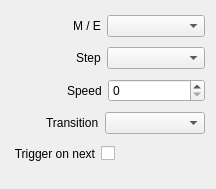
First picture: the form in src/Widgets/Inspector/Atem/InspectorAtemAutoWidget.ui, repository CasparCG/client, before the edit.
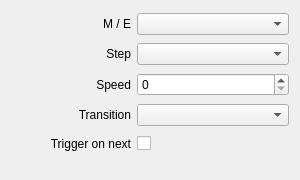
Second picture: the form after the edit.

Commit message: Simplify layout of inspector widgets

What changed in the file:
```diff
--- a/src/Widgets/Inspector/Atem/InspectorAtemAutoWidget.ui
+++ b/src/Widgets/Inspector/Atem/InspectorAtemAutoWidget.ui
@@ -6,8 +6,8 @@
    <rect>
     <x>0</x>
     <y>0</y>
-    <width>216</width>
-    <height>189</height>
+    <width>300</width>
+    <height>180</height>
    </rect>
   </property>
   <property name="sizePolicy">
@@ -16,183 +16,60 @@
     <verstretch>0</verstretch>
    </sizepolicy>
   </property>
-  <layout class="QVBoxLayout" name="verticalLayout">
-   <item>
-    <layout class="QHBoxLayout" name="horizontalLayoutMixerStep">
-     <item>
-      <spacer name="horizontalSpacerMixerStep">
-       <property name="orientation">
-        <enum>Qt::Horizontal</enum>
-       </property>
-       <property name="sizeType">
-        <enum>QSizePolicy::Fixed</enum>
-       </property>
-       <property name="sizeHint" stdset="0">
-        <size>
-         <width>62</width>
-         <height>20</height>
-        </size>
-       </property>
-      </spacer>
-     </item>
-     <item>
-      <widget class="QLabel" name="labelMixerStep">
-       <property name="text">
-        <string>M / E</string>
-       </property>
-      </widget>
-     </item>
-     <item>
-      <widget class="QComboBox" name="comboBoxMixerStep">
-       <property name="sizePolicy">
-        <sizepolicy hsizetype="Expanding" vsizetype="Fixed">
-         <horstretch>0</horstretch>
-         <verstretch>0</verstretch>
-        </sizepolicy>
-       </property>
-      </widget>
-     </item>
-    </layout>
+  <layout class="QGridLayout" name="gridLayout">
+   <property name="bottomMargin">
+    <number>20</number>
+   </property>
+   <item row="1" column="0">
+    <widget class="QLabel" name="labelStep">
+     <property name="minimumSize">
+      <size>
+       <width>120</width>
+       <height>0</height>
+      </size>
+     </property>
+     <property name="text">
+      <string>Step</string>
+     </property>
+     <property name="alignment">
+      <set>Qt::AlignRight|Qt::AlignTrailing|Qt::AlignVCenter</set>
+     </property>
+    </widget>
    </item>
-   <item>
-    <layout class="QHBoxLayout" name="horizontalLayoutStep">
-     <item>
-      <spacer name="horizontalSpacerStep">
-       <property name="orientation">
-        <enum>Qt::Horizontal</enum>
-       </property>
-       <property name="sizeType">
-        <enum>QSizePolicy::Fixed</enum>
-       </property>
-       <property name="sizeHint" stdset="0">
-        <size>
-         <width>65</width>
-         <height>20</height>
-        </size>
-       </property>
-      </spacer>
-     </item>
-     <item>
-      <widget class="QLabel" name="labelStep">
-       <property name="text">
-        <string>Step</string>
-       </property>
-      </widget>
-     </item>
-     <item>
-      <widget class="QComboBox" name="comboBoxStep">
-       <property name="sizePolicy">
-        <sizepolicy hsizetype="Expanding" vsizetype="Fixed">
-         <horstretch>0</horstretch>
-         <verstretch>0</verstretch>
-        </sizepolicy>
-       </property>
-      </widget>
-     </item>
-    </layout>
+   <item row="3" column="0">
+    <widget class="QLabel" name="labelTransition">
+     <property name="minimumSize">
+      <size>
+       <width>120</width>
+       <height>0</height>
+      </size>
+     </property>
+     <property name="text">
+      <string>Transition</string>
+     </property>
+     <property name="alignment">
+      <set>Qt::AlignRight|Qt::AlignTrailing|Qt::AlignVCenter</set>
+     </property>
+    </widget>
    </item>
-   <item>
-    <layout class="QHBoxLayout" name="horizontalLayoutSpeed">
-     <item>
-      <spacer name="horizontalSpacerSpeed">
-       <property name="orientation">
-        <enum>Qt::Horizontal</enum>
-       </property>
-       <property name="sizeType">
-        <enum>QSizePolicy::Fixed</enum>
-       </property>
-       <property name="sizeHint" stdset="0">
-        <size>
-         <width>56</width>
-         <height>20</height>
-        </size>
-       </property>
-      </spacer>
-     </item>
-     <item>
-      <widget class="QLabel" name="labelSpeed">
-       <property name="text">
-        <string>Speed</string>
-       </property>
-      </widget>
-     </item>
-     <item>
-      <widget class="QSpinBox" name="spinBoxSpeed">
-       <property name="sizePolicy">
-        <sizepolicy hsizetype="Expanding" vsizetype="Fixed">
-         <horstretch>0</horstretch>
-         <verstretch>0</verstretch>
-        </sizepolicy>
-       </property>
-      </widget>
-     </item>
-    </layout>
+   <item row="2" column="0">
+    <widget class="QLabel" name="labelSpeed">
+     <property name="minimumSize">
+      <size>
+       <width>120</width>
+       <height>0</height>
+      </size>
+     </property>
+     <property name="text">
+      <string>Speed</string>
+     </property>
+     <property name="alignment">
+      <set>Qt::AlignRight|Qt::AlignTrailing|Qt::AlignVCenter</set>
+     </property>
+    </widget>
    </item>
-   <item>
-    <layout class="QHBoxLayout" name="horizontalLayoutTransition">
-     <item>
-      <spacer name="horizontalSpacerTransition">
-       <property name="orientation">
-        <enum>Qt::Horizontal</enum>
-       </property>
-       <property name="sizeType">
-        <enum>QSizePolicy::Fixed</enum>
-       </property>
-       <property name="sizeHint" stdset="0">
-        <size>
-         <width>35</width>
-         <height>20</height>
-        </size>
-       </property>
-      </spacer>
-     </item>
-     <item>
-      <widget class="QLabel" name="labelTransition">
-       <property name="text">
-        <string>Transition</string>
-       </property>
-      </widget>
-     </item>
-     <item>
-      <widget class="QComboBox" name="comboBoxTransition">
-       <property name="sizePolicy">
-        <sizepolicy hsizetype="Expanding" vsizetype="Fixed">
-         <horstretch>0</horstretch>
-         <verstretch>0</verstretch>
-        </sizepolicy>
-       </property>
-      </widget>
-     </item>
-    </layout>
-   </item>
-   <item>
+   <item row="4" column="1">
     <layout class="QHBoxLayout" name="horizontalLayoutTriggerOnNext">
-     <item>
-      <spacer name="horizontalSpacerTriggerOnNext1">
-       <property name="orientation">
-        <enum>Qt::Horizontal</enum>
-       </property>
-       <property name="sizeType">
-        <enum>QSizePolicy::Fixed</enum>
-       </property>
-       <property name="sizeHint" stdset="0">
-        <size>
-         <width>2</width>
-         <height>20</height>
-        </size>
-       </property>
-      </spacer>
-     </item>
-     <item>
-      <widget class="QLabel" name="labelTriggerOnNext">
-       <property name="text">
-        <string>Trigger on next</string>
-       </property>
-       <property name="alignment">
-        <set>Qt::AlignRight|Qt::AlignTrailing|Qt::AlignVCenter</set>
-       </property>
-      </widget>
-     </item>
      <item>
       <widget class="QCheckBox" name="checkBoxTriggerOnNext">
        <property name="layoutDirection">
@@ -218,21 +95,77 @@
      </item>
     </layout>
    </item>
-   <item>
-    <spacer name="verticalSpacerStep">
-     <property name="orientation">
-      <enum>Qt::Vertical</enum>
+   <item row="0" column="0">
+    <widget class="QLabel" name="labelMixerStep">
+     <property name="minimumSize">
+      <size>
+       <width>120</width>
+       <height>0</height>
+      </size>
      </property>
-     <property name="sizeType">
-      <enum>QSizePolicy::Fixed</enum>
+     <property name="text">
+      <string>M / E</string>
      </property>
-     <property name="sizeHint" stdset="0">
+     <property name="alignment">
+      <set>Qt::AlignRight|Qt::AlignTrailing|Qt::AlignVCenter</set>
+     </property>
+    </widget>
+   </item>
+   <item row="2" column="1">
+    <widget class="QSpinBox" name="spinBoxSpeed">
+     <property name="sizePolicy">
+      <sizepolicy hsizetype="Expanding" vsizetype="Fixed">
+       <horstretch>0</horstretch>
+       <verstretch>0</verstretch>
+      </sizepolicy>
+     </property>
+    </widget>
+   </item>
+   <item row="4" column="0">
+    <widget class="QLabel" name="labelTriggerOnNext">
+     <property name="minimumSize">
       <size>
-       <width>20</width>
-       <height>10</height>
+       <width>120</width>
+       <height>0</height>
       </size>
      </property>
-    </spacer>
+     <property name="text">
+      <string>Trigger on next</string>
+     </property>
+     <property name="alignment">
+      <set>Qt::AlignRight|Qt::AlignTrailing|Qt::AlignVCenter</set>
+     </property>
+    </widget>
+   </item>
+   <item row="0" column="1">
+    <widget class="QComboBox" name="comboBoxMixerStep">
+     <property name="sizePolicy">
+      <sizepolicy hsizetype="Expanding" vsizetype="Fixed">
+       <horstretch>0</horstretch>
+       <verstretch>0</verstretch>
+      </sizepolicy>
+     </property>
+    </widget>
+   </item>
+   <item row="3" column="1">
+    <widget class="QComboBox" name="comboBoxTransition">
+     <property name="sizePolicy">
+      <sizepolicy hsizetype="Expanding" vsizetype="Fixed">
+       <horstretch>0</horstretch>
+       <verstretch>0</verstretch>
+      </sizepolicy>
+     </property>
+    </widget>
+   </item>
+   <item row="1" column="1">
+    <widget class="QComboBox" name="comboBoxStep">
+     <property name="sizePolicy">
+      <sizepolicy hsizetype="Expanding" vsizetype="Fixed">
+       <horstretch>0</horstretch>
+       <verstretch>0</verstretch>
+      </sizepolicy>
+     </property>
+    </widget>
    </item>
   </layout>
  </widget>
```
Left out of the diff: 7 changed lines with no effect on the pictures. The commit also changes 58 other files.
